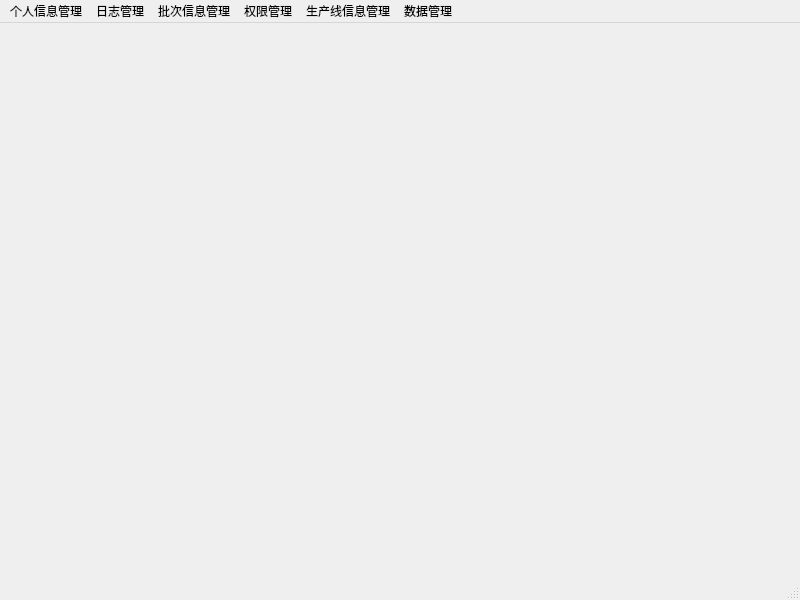
Qt form mainwindow.ui (kangwenyun/batch_acquisition_system_qt_before) before a commit.
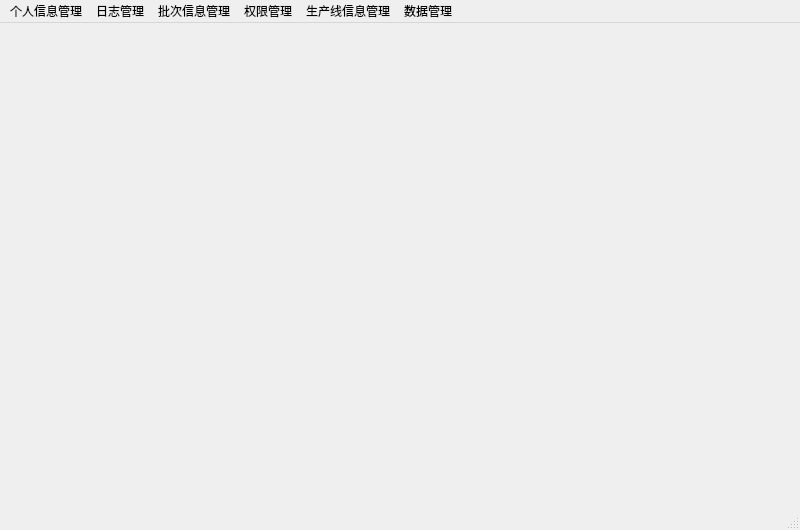
The same form after that commit.

What changed in the file:
```diff
--- a/mainwindow.ui
+++ b/mainwindow.ui
@@ -7,7 +7,7 @@
     <x>0</x>
     <y>0</y>
     <width>800</width>
-    <height>600</height>
+    <height>530</height>
    </rect>
   </property>
   <property name="windowTitle">
```
Left out of the diff: 2 changed lines with no effect on the pictures.
